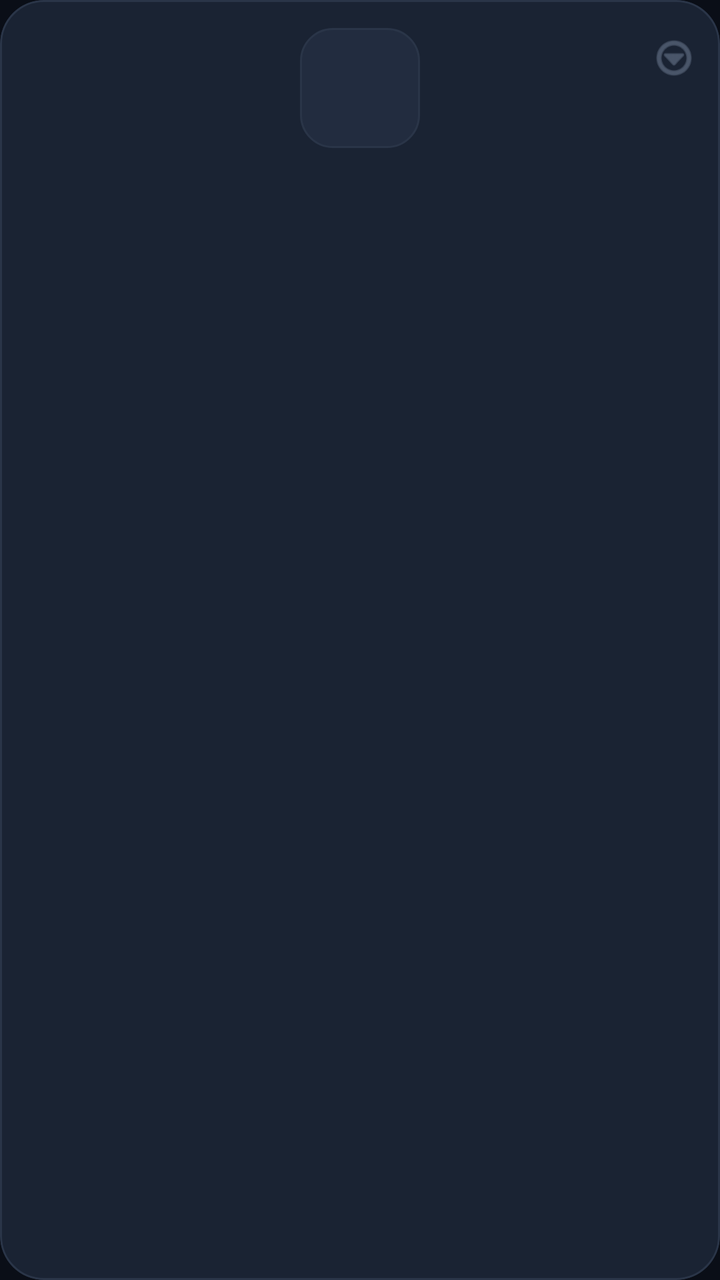
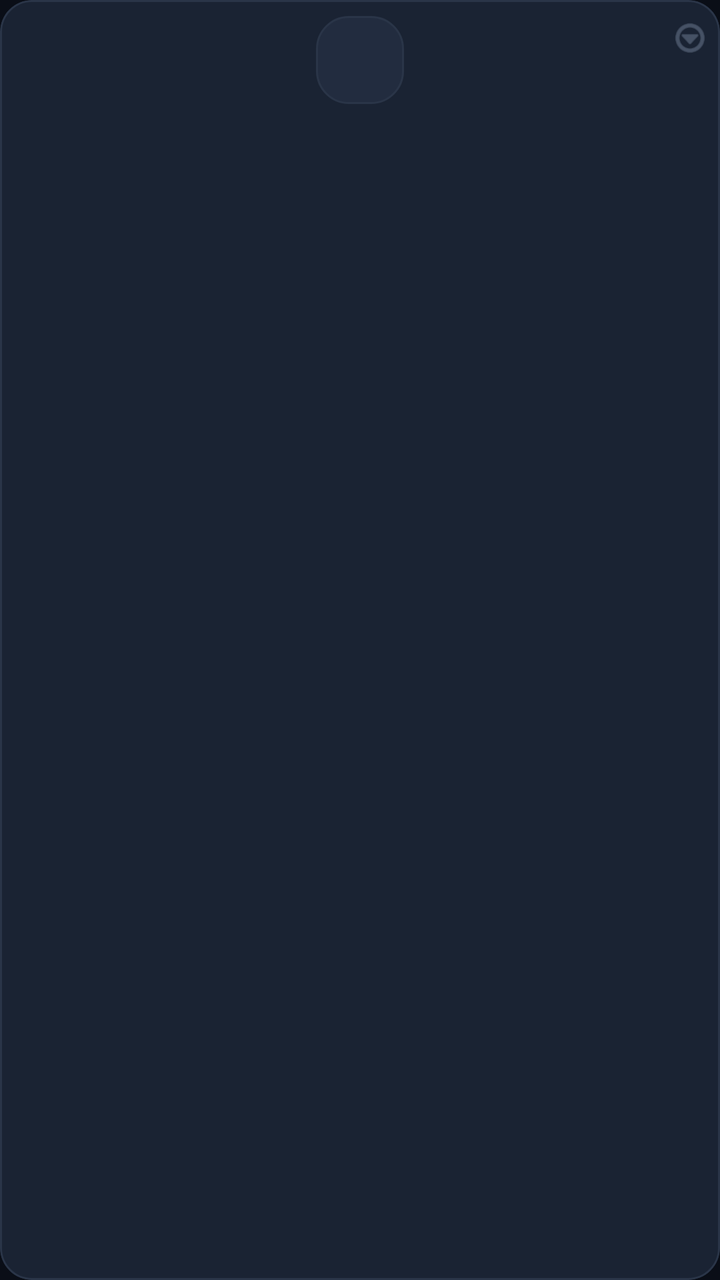

An Android layout rendered at two revisions. The XML below is the earlier revision; the diff shows what the commit changed to produce the second picture.
<!-- AndroidManifest.xml: application theme Theme.WebLauncher -->
<!-- res/layout/item_app.xml -->
<?xml version="1.0" encoding="utf-8"?>
<com.google.android.material.card.MaterialCardView
    xmlns:android="http://schemas.android.com/apk/res/android"
    xmlns:app="http://schemas.android.com/apk/res-auto"
    android:layout_width="match_parent"
    android:layout_height="wrap_content"
    android:layout_margin="6dp"
    app:cardBackgroundColor="@color/card"
    app:cardCornerRadius="22dp"
    app:cardElevation="0dp"
    app:strokeWidth="1dp"
    app:strokeColor="@color/stroke"
    app:rippleColor="@color/accent_soft">

    <FrameLayout
        android:layout_width="match_parent"
        android:layout_height="wrap_content"
        android:paddingTop="14dp"
        android:paddingBottom="14dp"
        android:paddingHorizontal="8dp">

        <LinearLayout
            android:layout_width="match_parent"
            android:layout_height="wrap_content"
            android:orientation="vertical"
            android:gravity="center_horizontal">

            <FrameLayout
                android:layout_width="60dp"
                android:layout_height="60dp">

                <TextView
                    android:id="@+id/appInitials"
                    android:layout_width="60dp"
                    android:layout_height="60dp"
                    android:gravity="center"
                    android:background="@drawable/bg_icon"
                    android:textColor="@color/accent"
                    android:textSize="17sp"
                    android:textStyle="bold" />

                <ImageView
                    android:id="@+id/appIcon"
                    android:layout_width="60dp"
                    android:layout_height="60dp"
                    android:padding="11dp"
                    android:scaleType="fitCenter"
                    android:background="@drawable/bg_icon"
                    android:visibility="gone"
                    android:contentDescription="@null" />
            </FrameLayout>

            <TextView
                android:id="@+id/appName"
                android:layout_width="match_parent"
                android:layout_height="wrap_content"
                android:layout_marginTop="10dp"
                android:gravity="center"
                android:textColor="@color/text"
                android:textSize="12sp"
                android:textStyle="bold"
                android:maxLines="2"
                android:ellipsize="end"
                android:lineSpacingExtra="1dp" />
        </LinearLayout>

        <TextView
            android:id="@+id/pinBadge"
            android:layout_width="20dp"
            android:layout_height="20dp"
            android:layout_gravity="top|start"
            android:layout_marginStart="4dp"
            android:layout_marginTop="2dp"
            android:gravity="center"
            android:text="\u2605"
            android:textColor="@color/star"
            android:textSize="13sp"
            android:visibility="gone" />

        <ImageButton
            android:id="@+id/btnAppMenu"
            android:layout_width="30dp"
            android:layout_height="30dp"
            android:layout_gravity="top|end"
            android:background="?attr/selectableItemBackgroundBorderless"
            android:src="@android:drawable/ic_menu_more"
            android:contentDescription="Menu"
            app:tint="@color/text_muted"
            android:scaleType="centerInside"
            android:padding="3dp"
            android:alpha="0.7" />
    </FrameLayout>
</com.google.android.material.card.MaterialCardView>
<!-- resources referenced by this layout -->
<resources>
  <color name="accent">#5B8CFF</color>
  <color name="accent_soft">#335B8CFF</color>
  <color name="card">#1A2333</color>
  <color name="star">#FFC14D</color>
  <color name="stroke">#2A3548</color>
  <color name="text">#F0F4FA</color>
  <color name="text_muted">#8B9BB4</color>
  <!-- drawable bg_icon (drawable) -->
  <?xml version="1.0" encoding="utf-8"?>
  <shape xmlns:android="http://schemas.android.com/apk/res/android" android:shape="rectangle">
      <solid android:color="#222C3F" />
      <corners android:radius="16dp" />
      <stroke android:width="1dp" android:color="@color/stroke" />
  </shape>
  <style name="Theme.WebLauncher" parent="Theme.Material3.Dark.NoActionBar">
          <item name="colorPrimary">@color/accent</item>
          <item name="colorOnPrimary">@android:color/white</item>
          <item name="colorSecondary">@color/accent</item>
          <item name="android:statusBarColor">@color/bg</item>
          <item name="android:navigationBarColor">@color/bg</item>
          <item name="android:windowBackground">@color/bg</item>
          <item name="android:colorBackground">@color/bg</item>
          <item name="colorSurface">@color/bg_elevated</item>
          <item name="colorOnSurface">@color/text</item>
          <item name="android:textColorPrimary">@color/text</item>
          <item name="android:textColorSecondary">@color/text_muted</item>
          <item name="android:windowLightStatusBar">false</item>
      </style>
  <color name="bg">#0A0E17</color>
  <color name="bg_elevated">#121826</color>
</resources>

<!-- the commit's change to res/layout/item_app.xml (unified diff, before → after) -->
@@ -4,9 +4,9 @@
     xmlns:app="http://schemas.android.com/apk/res-auto"
     android:layout_width="match_parent"
     android:layout_height="wrap_content"
-    android:layout_margin="6dp"
+    android:layout_margin="4dp"
     app:cardBackgroundColor="@color/card"
-    app:cardCornerRadius="22dp"
+    app:cardCornerRadius="16dp"
     app:cardElevation="0dp"
     app:strokeWidth="1dp"
     app:strokeColor="@color/stroke"
@@ -15,9 +15,9 @@
     <FrameLayout
         android:layout_width="match_parent"
         android:layout_height="wrap_content"
-        android:paddingTop="14dp"
-        android:paddingBottom="14dp"
-        android:paddingHorizontal="8dp">
+        android:paddingTop="8dp"
+        android:paddingBottom="8dp"
+        android:paddingHorizontal="4dp">
 
         <LinearLayout
             android:layout_width="match_parent"
@@ -26,24 +26,24 @@
             android:gravity="center_horizontal">
 
             <FrameLayout
-                android:layout_width="60dp"
-                android:layout_height="60dp">
+                android:layout_width="44dp"
+                android:layout_height="44dp">
 
                 <TextView
                     android:id="@+id/appInitials"
-                    android:layout_width="60dp"
-                    android:layout_height="60dp"
+                    android:layout_width="44dp"
+                    android:layout_height="44dp"
                     android:gravity="center"
                     android:background="@drawable/bg_icon"
                     android:textColor="@color/accent"
-                    android:textSize="17sp"
+                    android:textSize="14sp"
                     android:textStyle="bold" />
 
                 <ImageView
                     android:id="@+id/appIcon"
-                    android:layout_width="60dp"
-                    android:layout_height="60dp"
-                    android:padding="11dp"
+                    android:layout_width="44dp"
+                    android:layout_height="44dp"
+                    android:padding="6dp"
                     android:scaleType="fitCenter"
                     android:background="@drawable/bg_icon"
                     android:visibility="gone"
@@ -54,40 +54,37 @@
                 android:id="@+id/appName"
                 android:layout_width="match_parent"
                 android:layout_height="wrap_content"
-                android:layout_marginTop="10dp"
+                android:layout_marginTop="6dp"
                 android:gravity="center"
                 android:textColor="@color/text"
-                android:textSize="12sp"
+                android:textSize="11sp"
                 android:textStyle="bold"
                 android:maxLines="2"
-                android:ellipsize="end"
-                android:lineSpacingExtra="1dp" />
+                android:ellipsize="end" />
         </LinearLayout>
 
         <TextView
             android:id="@+id/pinBadge"
-            android:layout_width="20dp"
-            android:layout_height="20dp"
+            android:layout_width="16dp"
+            android:layout_height="16dp"
             android:layout_gravity="top|start"
-            android:layout_marginStart="4dp"
-            android:layout_marginTop="2dp"
             android:gravity="center"
             android:text="\u2605"
             android:textColor="@color/star"
-            android:textSize="13sp"
+            android:textSize="11sp"
             android:visibility="gone" />
 
         <ImageButton
             android:id="@+id/btnAppMenu"
-            android:layout_width="30dp"
-            android:layout_height="30dp"
+            android:layout_width="22dp"
+            android:layout_height="22dp"
             android:layout_gravity="top|end"
             android:background="?attr/selectableItemBackgroundBorderless"
             android:src="@android:drawable/ic_menu_more"
             android:contentDescription="Menu"
             app:tint="@color/text_muted"
             android:scaleType="centerInside"
-            android:padding="3dp"
-            android:alpha="0.7" />
+            android:padding="1dp"
+            android:alpha="0.65" />
     </FrameLayout>
 </com.google.android.material.card.MaterialCardView>
